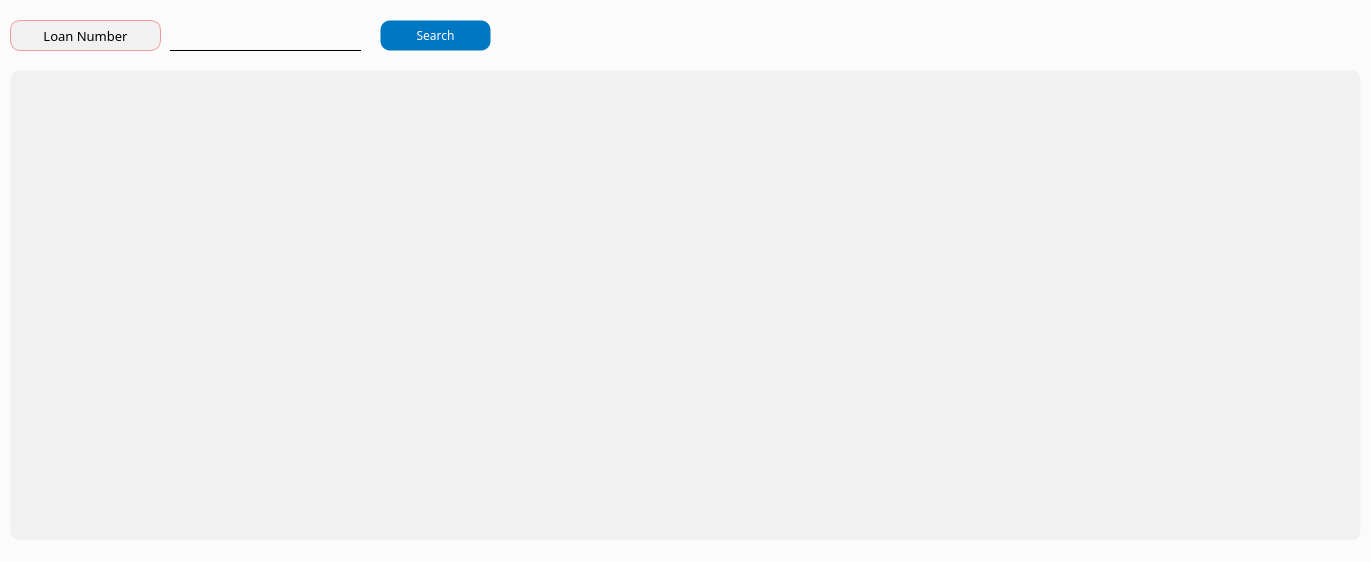
First picture: the form in app/src/pages/search/collateral.ui, repository DY-Microfinance-Customer-Management/dymf-algorithm, before the edit.
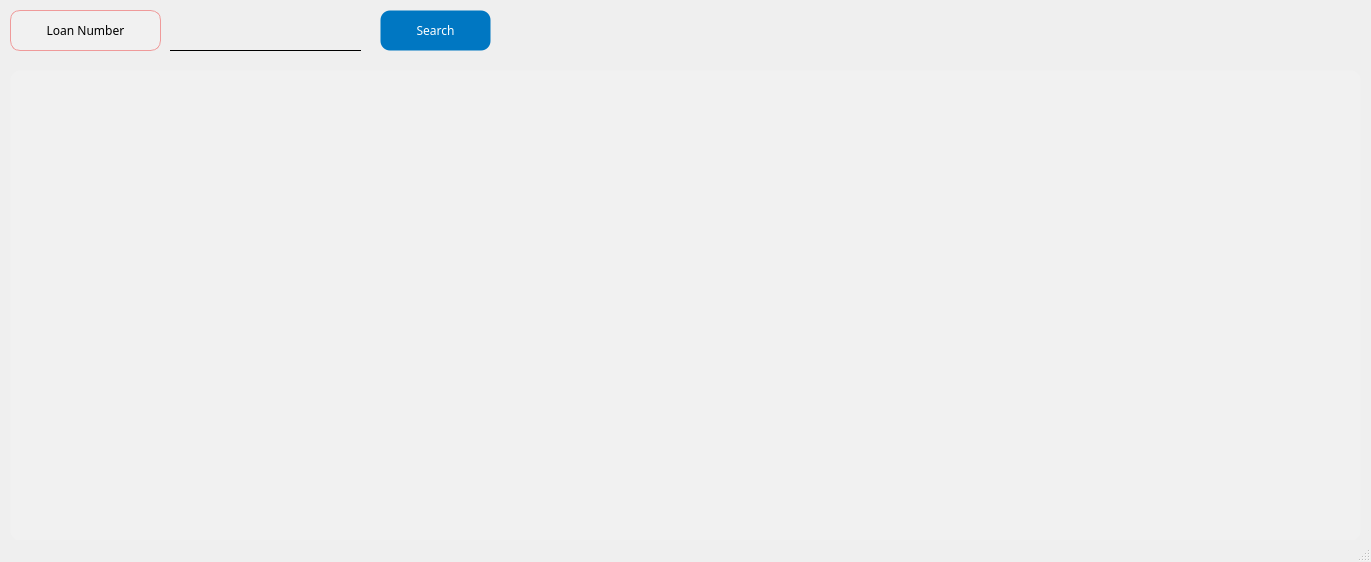
Second picture: the form after the edit.

Patch:
```diff
--- a/app/src/pages/search/collateral.ui
+++ b/app/src/pages/search/collateral.ui
@@ -14,7 +14,32 @@
    <string>Collateral Search</string>
   </property>
   <property name="styleSheet">
-   <string notr="true">background-color: #fbfbfb;</string>
+   <string notr="true">background-color: #fbfbfb;
+
+QPushButton {
+    background-color: #0077c2;
+    color: white;
+    border: 1px solid transparent;
+    border-radius: 10px;
+    padding: 5px 10px;
+}
+
+QPushButton:hover {
+    border: 1px solid white;
+}
+
+QPushButton:pressed {
+    background-color: #005f9e;
+    padding-top: 6px;
+    padding-bottom: 4px;
+}
+
+QPushButton:disabled {
+    background-color: lightgray;
+    color: gray;
+    border: 1px solid gray;
+}
+</string>
   </property>
   <widget class="QWidget" name="centralwidget">
    <widget class="QTableView" name="collateralTable">
@@ -41,14 +66,15 @@
     <property name="geometry">
      <rect>
       <x>380</x>
-      <y>20</y>
+      <y>10</y>
       <width>111</width>
-      <height>31</height>
+      <height>41</height>
      </rect>
     </property>
     <property name="font">
      <font>
       <family>Arial Black</family>
+      <pointsize>9</pointsize>
      </font>
     </property>
     <property name="styleSheet">
@@ -116,9 +142,9 @@
     <property name="geometry">
      <rect>
       <x>10</x>
-      <y>20</y>
+      <y>10</y>
       <width>151</width>
-      <height>31</height>
+      <height>41</height>
      </rect>
     </property>
     <property name="minimumSize">
@@ -136,7 +162,7 @@
     <property name="font">
      <font>
       <family>Arial Black</family>
-      <pointsize>10</pointsize>
+      <pointsize>9</pointsize>
      </font>
     </property>
     <property name="styleSheet">
```
